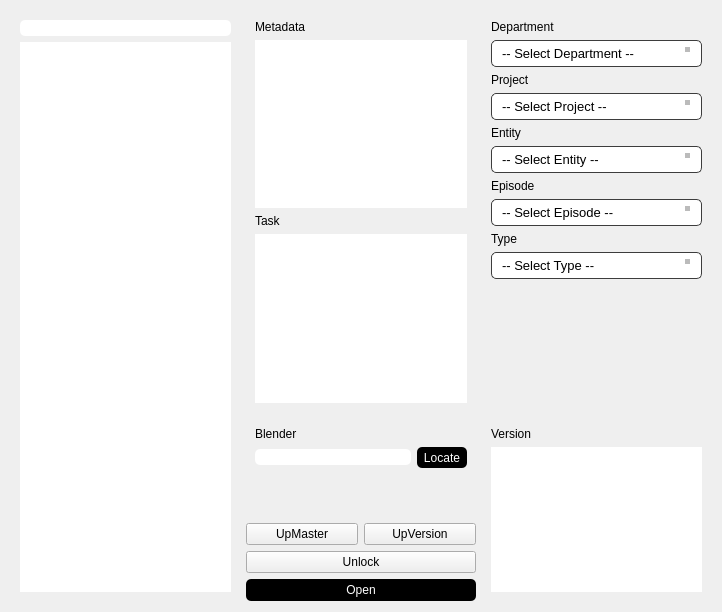
Qt form app/ui/modules/blender/b_launcher.ui (MrYapikZ/ZeroXe) before a commit.
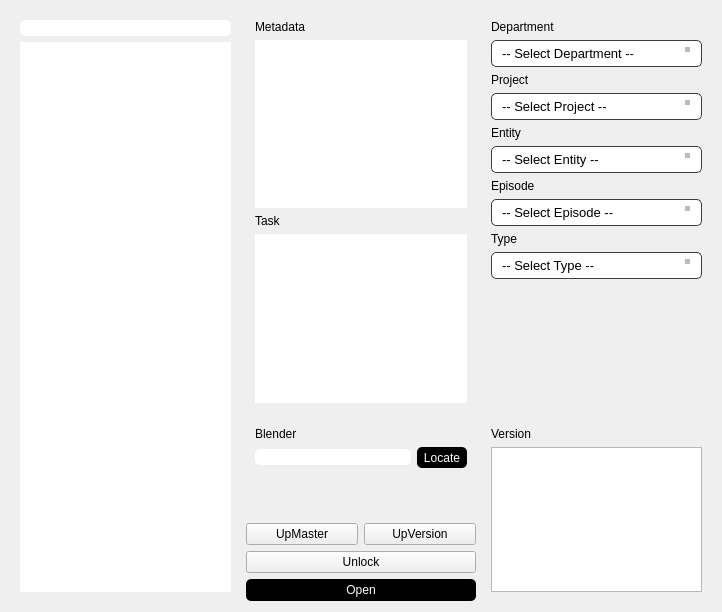
The same form after that commit.

Commit message: refactor(ui): change listView_version to listWidget_version in Blender Launcher

The edit to the form file:
```diff
--- a/app/ui/modules/blender/b_launcher.ui
+++ b/app/ui/modules/blender/b_launcher.ui
@@ -325,7 +325,7 @@
          </widget>
         </item>
         <item>
-         <widget class="QListView" name="listView_version"/>
+         <widget class="QListWidget" name="listWidget_version"/>
         </item>
        </layout>
       </widget>
```
The commit also changes 1 other file.
